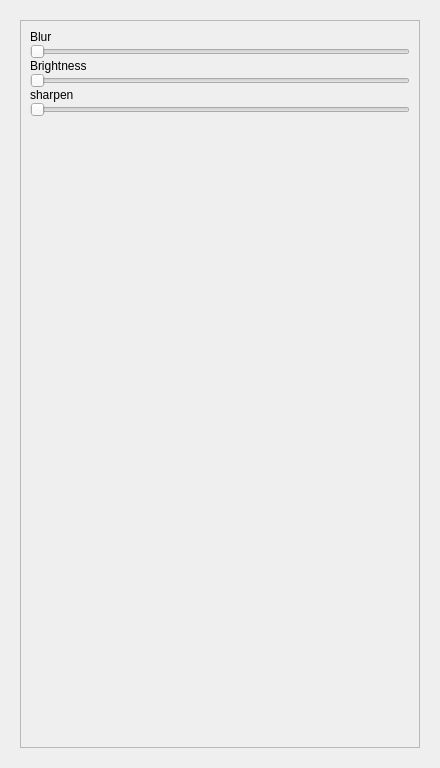
This is ui_files/adjust-widget.ui in abeshahsan/Photo-Wizard as Qt 5 draws it before an edit. The edited form follows.
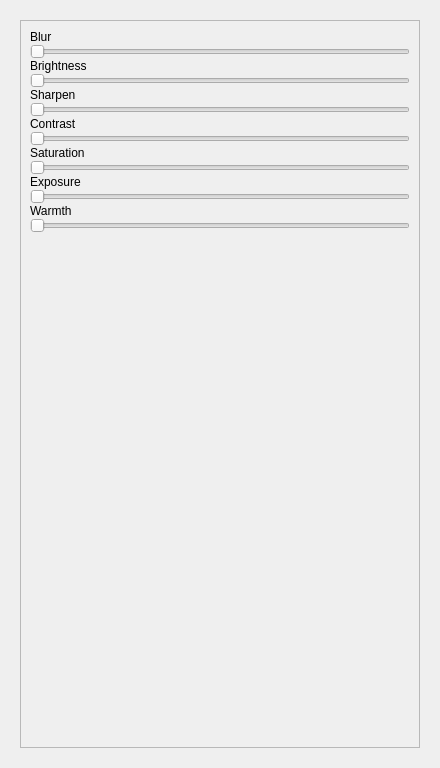
This is the edited form.

Diff of the .ui file:
```diff
--- a/ui_files/adjust-widget.ui
+++ b/ui_files/adjust-widget.ui
@@ -45,8 +45,8 @@
           <rect>
            <x>0</x>
            <y>0</y>
-           <width>394</width>
-           <height>722</height>
+           <width>402</width>
+           <height>730</height>
           </rect>
          </property>
          <layout class="QVBoxLayout" name="verticalLayout_3">
@@ -84,7 +84,7 @@
           <item>
            <widget class="QLabel" name="sharpen_label">
             <property name="text">
-             <string>sharpen</string>
+             <string>Sharpen</string>
             </property>
            </widget>
           </item>
@@ -95,6 +95,62 @@
             </property>
            </widget>
           </item>
+          <item>
+           <widget class="QLabel" name="contrast_label">
+            <property name="text">
+             <string>Contrast</string>
+            </property>
+           </widget>
+          </item>
+          <item>
+           <widget class="QSlider" name="contrast_slider">
+            <property name="orientation">
+             <enum>Qt::Horizontal</enum>
+            </property>
+           </widget>
+          </item>
+          <item>
+           <widget class="QLabel" name="saturation_label">
+            <property name="text">
+             <string>Saturation</string>
+            </property>
+           </widget>
+          </item>
+          <item>
+           <widget class="QSlider" name="saturation_slider">
+            <property name="orientation">
+             <enum>Qt::Horizontal</enum>
+            </property>
+           </widget>
+          </item>
+          <item>
+           <widget class="QLabel" name="exposure_label">
+            <property name="text">
+             <string>Exposure</string>
+            </property>
+           </widget>
+          </item>
+          <item>
+           <widget class="QSlider" name="exposure_slider">
+            <property name="orientation">
+             <enum>Qt::Horizontal</enum>
+            </property>
+           </widget>
+          </item>
+          <item>
+           <widget class="QLabel" name="warmth_label">
+            <property name="text">
+             <string>Warmth</string>
+            </property>
+           </widget>
+          </item>
+          <item>
+           <widget class="QSlider" name="warmth_slider">
+            <property name="orientation">
+             <enum>Qt::Horizontal</enum>
+            </property>
+           </widget>
+          </item>
           <item>
            <widget class="QListWidget" name="listWidget">
             <property name="enabled">
```
